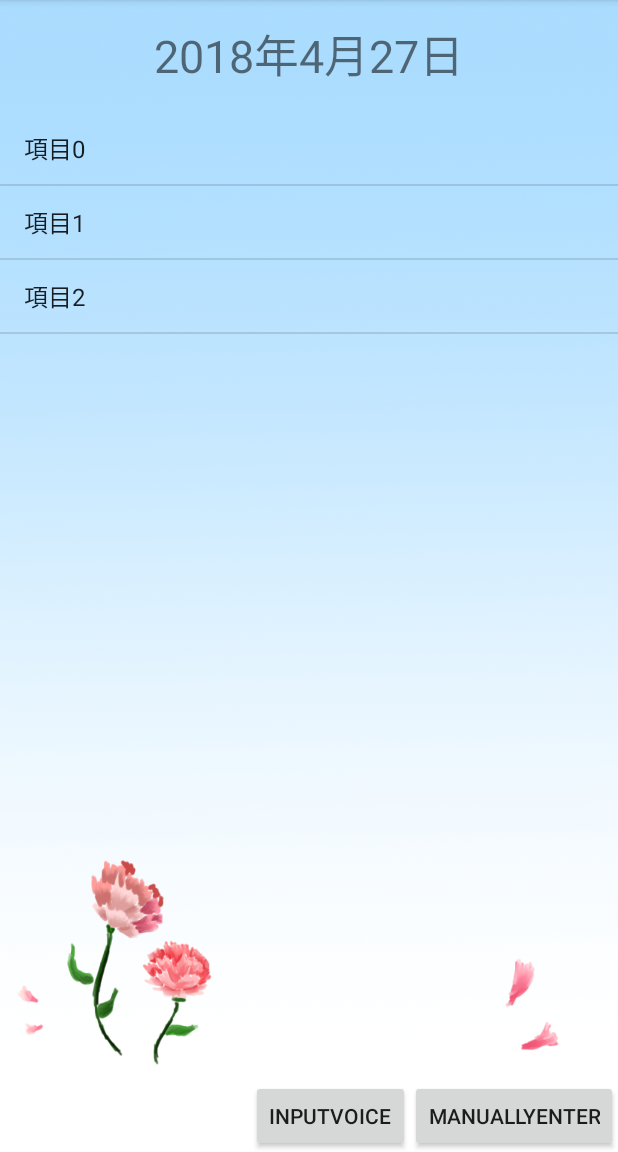
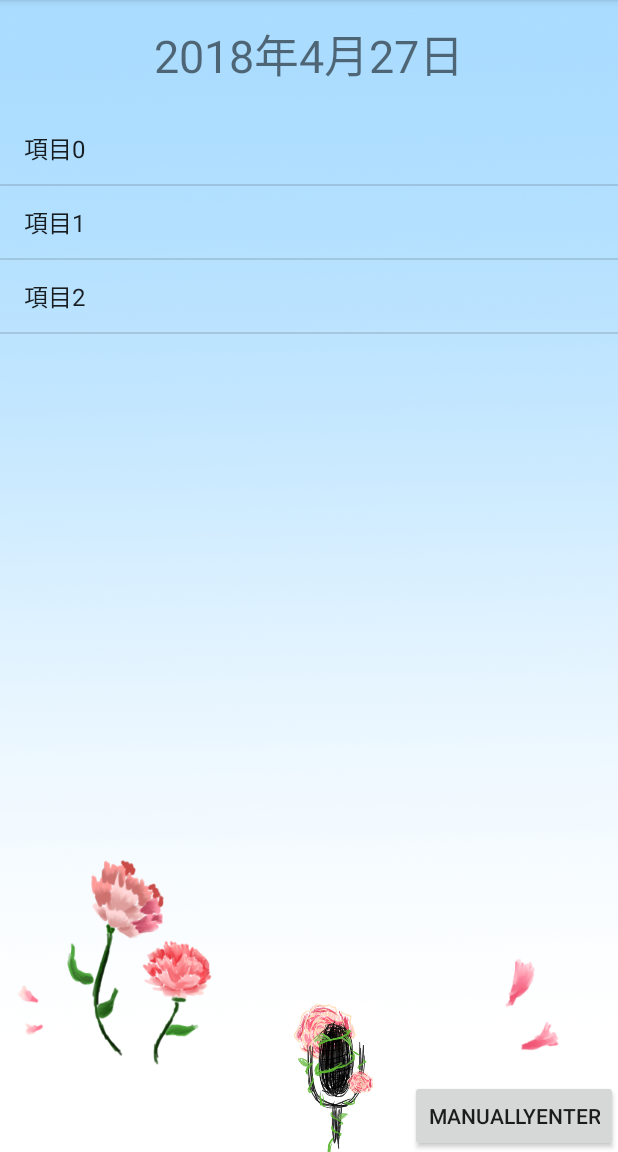
Before and after one commit to zidane0000/KeepMoney20, an Android app: the screen it shows after launch (MainActivity), on a phone screen of 412 x 824 dp, the part 84-1236 px from its top. Run offline under Robolectric (Android 15) with nearby library versions, the light colour scheme and no system bars.

Commit message:
2018/4/27 實驗室電腦

```diff
--- a/app/src/main/java/tw/edu/niu/keepmoney20/NewScreen.java
+++ b/app/src/main/java/tw/edu/niu/keepmoney20/NewScreen.java
@@ -1,14 +1,12 @@
 package tw.edu.niu.keepmoney20;
 
 import android.app.DatePickerDialog;
-import android.content.ContentValues;
 import android.database.sqlite.SQLiteDatabase;
 import android.support.v7.app.AppCompatActivity;
 import android.os.Bundle;
 import android.view.View;
 import android.widget.Button;
 import android.widget.DatePicker;
-import android.widget.EditText;
 import android.widget.TextView;
 
 import java.text.SimpleDateFormat;
--- a/app/src/main/res/layout/content_main.xml
+++ b/app/src/main/res/layout/content_main.xml
@@ -26,13 +26,14 @@
         android:text="時間顯示"
         android:textSize="30sp" />
 
-    <Button
+    <ImageView
         android:id="@+id/VoiceEnter"
-        android:layout_width="wrap_content"
-        android:layout_height="wrap_content"
+        android:layout_width="100dp"
+        android:layout_height="100dp"
+        android:layout_alignParentBottom="true"
+        android:layout_centerHorizontal="true"
         android:layout_toLeftOf="@+id/ManuallyButton"
-        android:layout_alignParentBottom="true"
-        android:text="inputvoice" />
+        android:src="@drawable/mic"/>
 
     <Button
         android:id="@+id/ManuallyButton"
@@ -53,5 +54,4 @@
         android:layout_marginTop="16dp"
         android:visibility="visible" />
 
-
 </RelativeLayout>
```
Also changed, not shown: app/src/main/java/tw/edu/niu/keepmoney20/MainActivity.java (+7 -2 lines), app/src/main/res/layout/activity_new_screen.xml (+10 -0 lines), app/src/main/res/drawable/mic.png.
